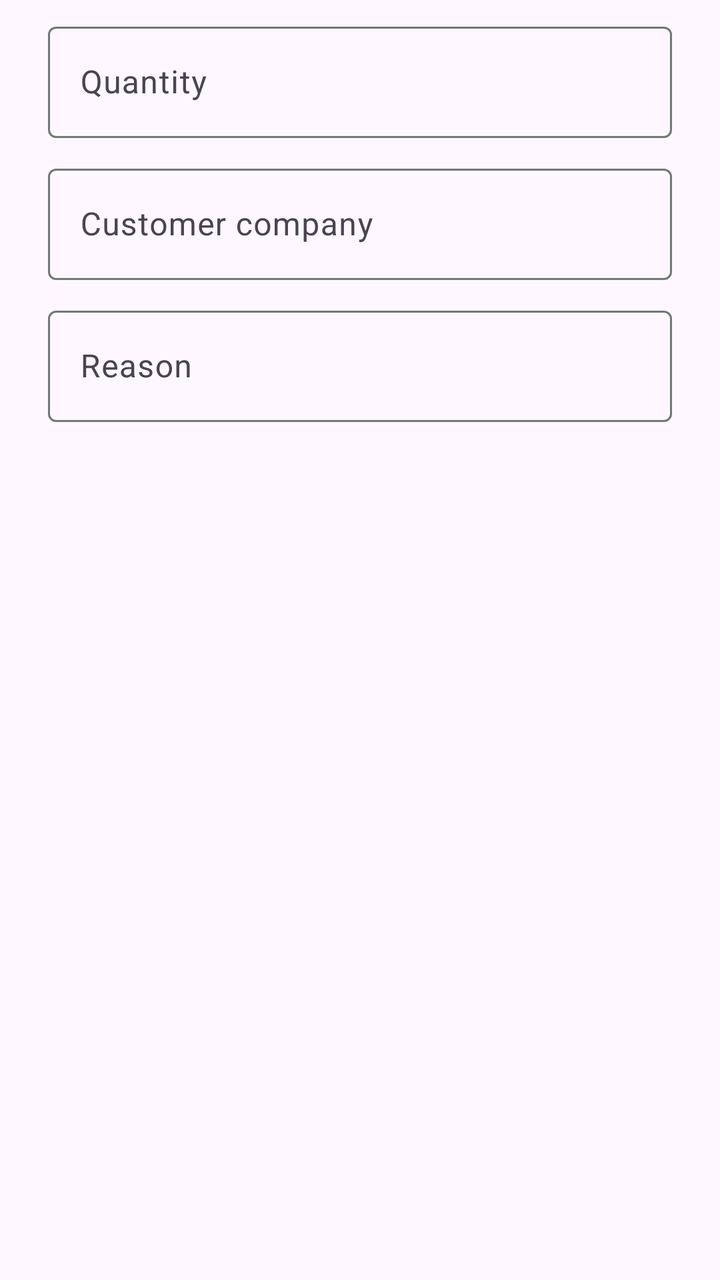
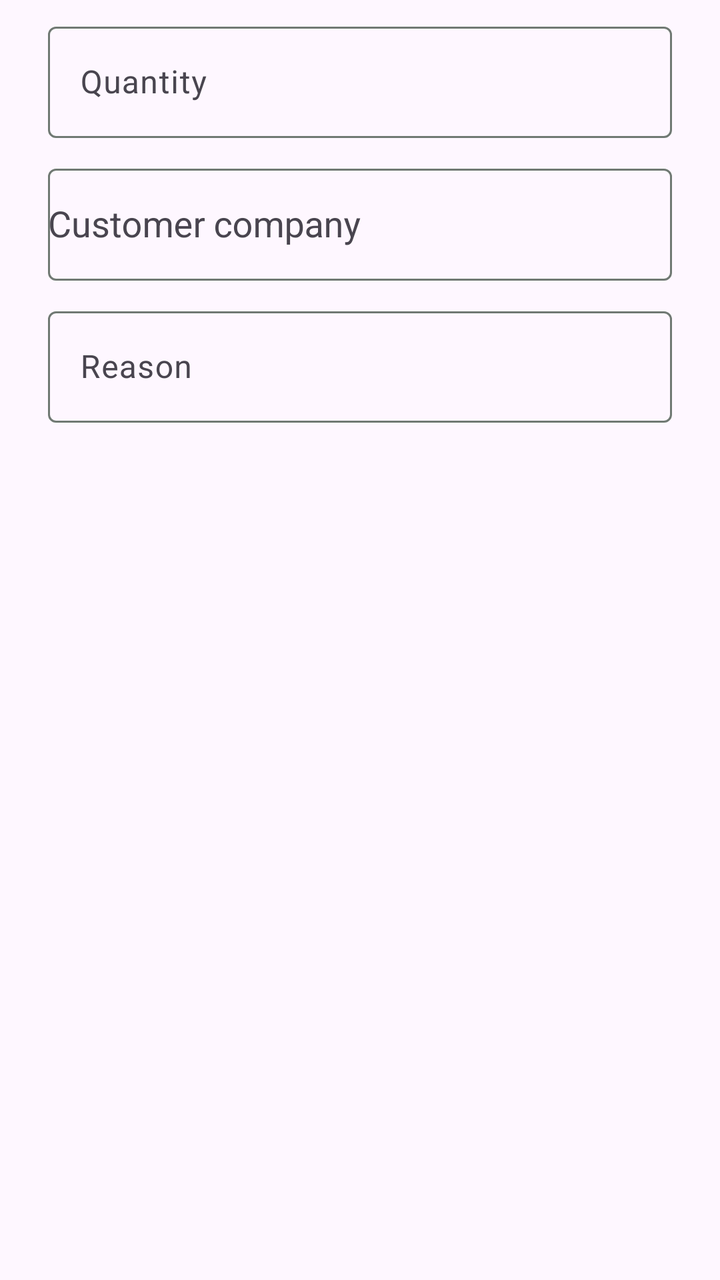

Screens rendered from an Android XML layout before and after an edit, with the pre-edit source and the edit as a unified diff.
<!-- AndroidManifest.xml: application theme Theme.StockKeeper -->
<!-- res/layout/dialog_stock_operation.xml -->
<?xml version="1.0" encoding="utf-8"?>
<LinearLayout xmlns:android="http://schemas.android.com/apk/res/android" android:layout_width="match_parent" android:layout_height="wrap_content" android:orientation="vertical" android:paddingStart="24dp" android:paddingEnd="24dp" android:paddingTop="8dp" android:paddingBottom="8dp">
    <com.google.android.material.textfield.TextInputLayout android:id="@+id/operationQuantityLayout" style="@style/Widget.Material3.TextInputLayout.OutlinedBox" android:layout_width="match_parent" android:layout_height="wrap_content" android:hint="@string/quantity">
        <com.google.android.material.textfield.TextInputEditText android:id="@+id/operationQuantityInput" android:layout_width="match_parent" android:layout_height="wrap_content" android:inputType="number" android:maxLines="1" />
    </com.google.android.material.textfield.TextInputLayout>
    <com.google.android.material.textfield.TextInputLayout android:id="@+id/customerLayout" style="@style/Widget.Material3.TextInputLayout.OutlinedBox" android:layout_width="match_parent" android:layout_height="wrap_content" android:layout_marginTop="10dp" android:hint="@string/customer">
        <com.google.android.material.textfield.TextInputEditText android:id="@+id/customerInput" android:layout_width="match_parent" android:layout_height="wrap_content" android:inputType="textCapWords" android:maxLines="1" />
    </com.google.android.material.textfield.TextInputLayout>
    <com.google.android.material.textfield.TextInputLayout android:id="@+id/reasonLayout" style="@style/Widget.Material3.TextInputLayout.OutlinedBox" android:layout_width="match_parent" android:layout_height="wrap_content" android:layout_marginTop="10dp" android:hint="@string/reason">
        <com.google.android.material.textfield.TextInputEditText android:id="@+id/reasonInput" android:layout_width="match_parent" android:layout_height="wrap_content" android:inputType="textCapSentences" android:maxLines="2" />
    </com.google.android.material.textfield.TextInputLayout>
</LinearLayout>
<!-- resources referenced by this layout -->
<resources>
  <string name="customer">Customer company</string>
  <string name="quantity">Quantity</string>
  <string name="reason">Reason</string>
  <style name="Theme.StockKeeper" parent="Base.Theme.StockKeeper" />
  <style name="Base.Theme.StockKeeper" parent="Theme.Material3.DayNight.NoActionBar">
          <item name="colorPrimary">@color/primary</item>
          <item name="colorOnPrimary">@color/on_primary</item>
          <item name="colorPrimaryContainer">@color/primary_container</item>
          <item name="colorOnPrimaryContainer">@color/on_primary_container</item>
          <item name="colorSecondary">@color/secondary</item>
          <item name="colorSurface">@color/surface</item>
          <item name="colorOnSurface">@color/on_surface</item>
          <item name="colorOutline">@color/outline</item>
          <item name="colorError">@color/error</item>
          <item name="android:windowLightStatusBar">true</item>
      </style>
  <color name="primary">#006C51</color>
  <color name="on_primary">#FFFFFF</color>
  <color name="primary_container">#8AF8CD</color>
  <color name="on_primary_container">#002117</color>
  <color name="secondary">#4C635A</color>
  <color name="surface">#F7FBF7</color>
  <color name="on_surface">#191C1A</color>
  <color name="outline">#707973</color>
  <color name="error">#BA1A1A</color>
</resources>

<!-- the commit's change to res/layout/dialog_stock_operation.xml (unified diff, before → after) -->
@@ -4,7 +4,7 @@
         <com.google.android.material.textfield.TextInputEditText android:id="@+id/operationQuantityInput" android:layout_width="match_parent" android:layout_height="wrap_content" android:inputType="number" android:maxLines="1" />
     </com.google.android.material.textfield.TextInputLayout>
     <com.google.android.material.textfield.TextInputLayout android:id="@+id/customerLayout" style="@style/Widget.Material3.TextInputLayout.OutlinedBox" android:layout_width="match_parent" android:layout_height="wrap_content" android:layout_marginTop="10dp" android:hint="@string/customer">
-        <com.google.android.material.textfield.TextInputEditText android:id="@+id/customerInput" android:layout_width="match_parent" android:layout_height="wrap_content" android:inputType="textCapWords" android:maxLines="1" />
+        <com.google.android.material.textfield.MaterialAutoCompleteTextView android:id="@+id/customerInput" android:layout_width="match_parent" android:layout_height="56dp" android:gravity="center_vertical" android:completionThreshold="0" android:inputType="textCapWords" android:maxLines="1" />
     </com.google.android.material.textfield.TextInputLayout>
     <com.google.android.material.textfield.TextInputLayout android:id="@+id/reasonLayout" style="@style/Widget.Material3.TextInputLayout.OutlinedBox" android:layout_width="match_parent" android:layout_height="wrap_content" android:layout_marginTop="10dp" android:hint="@string/reason">
         <com.google.android.material.textfield.TextInputEditText android:id="@+id/reasonInput" android:layout_width="match_parent" android:layout_height="wrap_content" android:inputType="textCapSentences" android:maxLines="2" />
